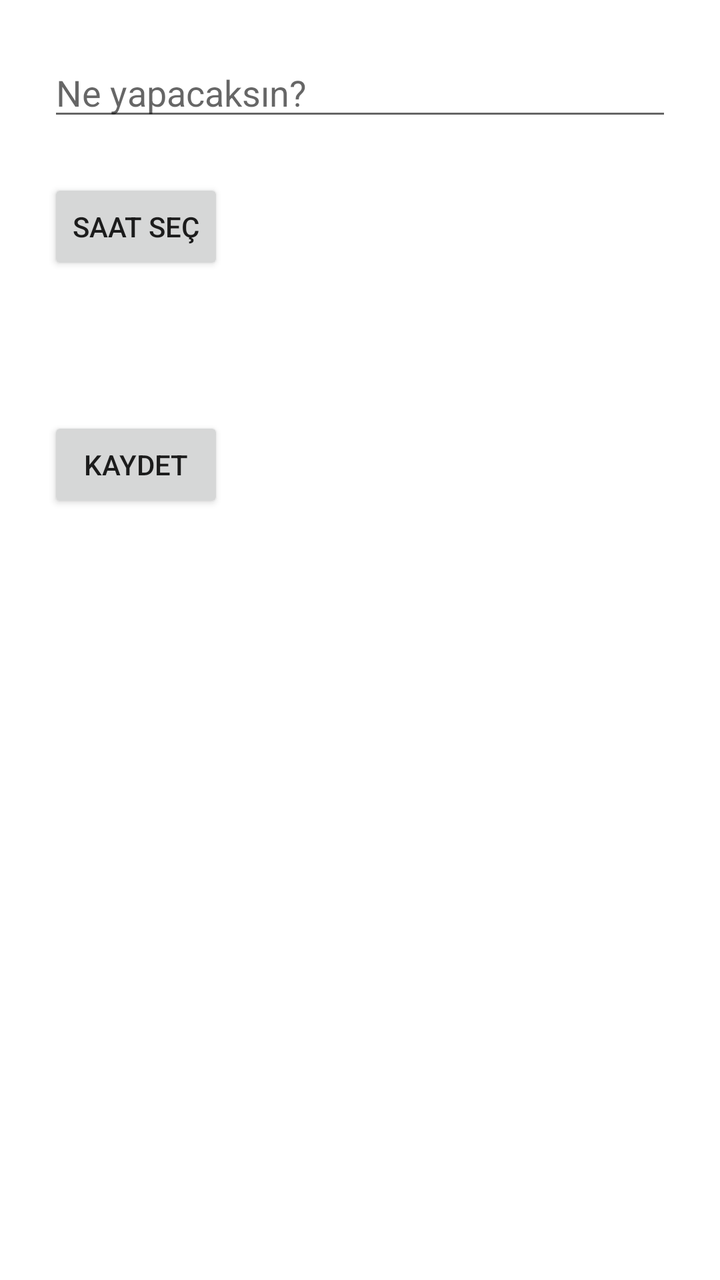
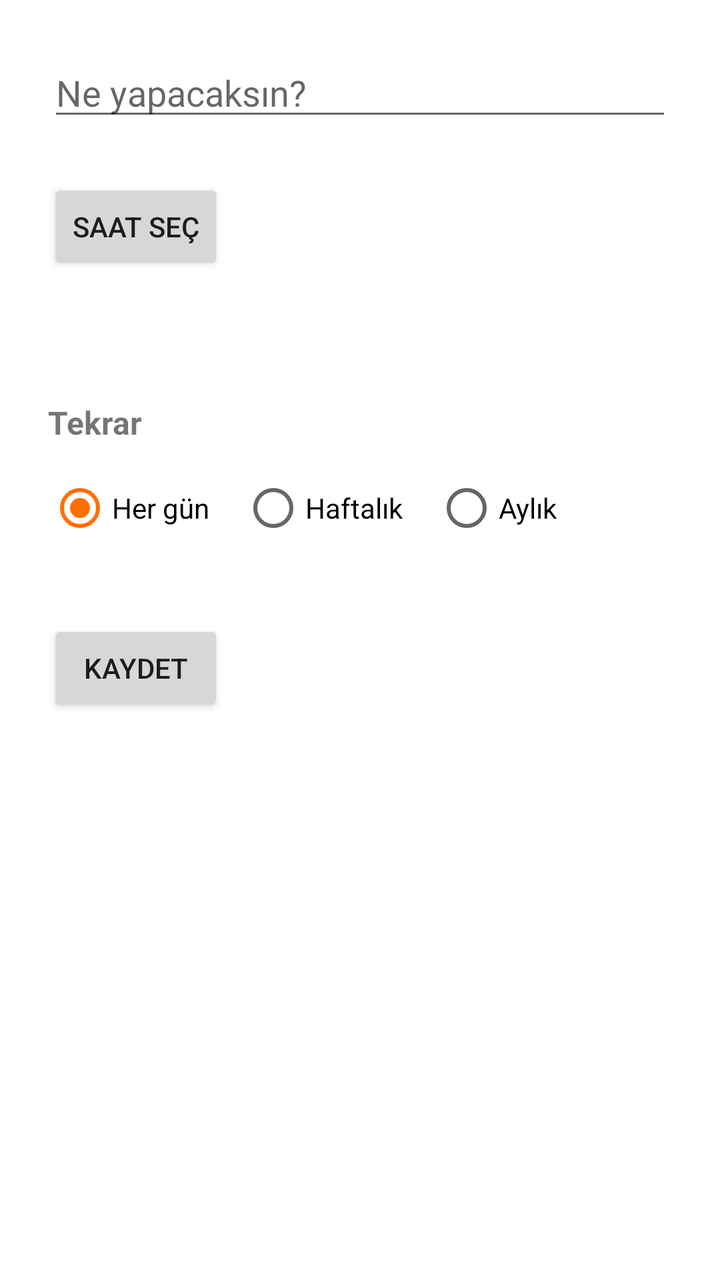

Before-and-after screenshots of an Android layout around one commit, followed by the original layout XML and the change that was made.
<!-- AndroidManifest.xml: application theme Theme.SportPlanner -->
<!-- res/layout/activity_add_task.xml -->
<?xml version="1.0" encoding="utf-8"?>
<LinearLayout
    xmlns:android="http://schemas.android.com/apk/res/android"
    android:layout_width="match_parent"
    android:layout_height="match_parent"
    android:orientation="vertical"
    android:padding="24dp">

    <EditText
        android:id="@+id/taskTitleInput"
        android:layout_width="match_parent"
        android:layout_height="wrap_content"
        android:hint="@string/task_title_hint"
        android:textSize="18sp" />

    <Button
        android:id="@+id/pickTimeButton"
        android:layout_width="wrap_content"
        android:layout_height="wrap_content"
        android:layout_marginTop="24dp"
        android:text="@string/select_time" />

    <TextView
        android:id="@+id/selectedTimeText"
        android:layout_width="wrap_content"
        android:layout_height="wrap_content"
        android:layout_marginTop="12dp"
        android:textSize="20sp"
        android:textStyle="bold" />

    <Button
        android:id="@+id/saveTaskButton"
        android:layout_width="wrap_content"
        android:layout_height="wrap_content"
        android:layout_marginTop="32dp"
        android:text="@string/save" />

</LinearLayout>
<!-- resources referenced by this layout -->
<resources>
  <string name="save">Kaydet</string>
  <string name="select_time">Saat Seç</string>
  <string name="task_title_hint">Ne yapacaksın?</string>
  <style name="Theme.SportPlanner" parent="Theme.MaterialComponents.DayNight.NoActionBar">
          <item name="colorPrimary">#2E7D32</item>
          <item name="colorPrimaryVariant">#1B5E20</item>
          <item name="colorOnPrimary">#FFFFFF</item>
          <item name="colorSecondary">#FF6F00</item>
          <item name="colorOnSecondary">#000000</item>
      </style>
</resources>

<!-- the commit's change to res/layout/activity_add_task.xml (unified diff, before → after) -->
@@ -1,38 +1,135 @@
 <?xml version="1.0" encoding="utf-8"?>
-<LinearLayout
+<ScrollView
     xmlns:android="http://schemas.android.com/apk/res/android"
     android:layout_width="match_parent"
-    android:layout_height="match_parent"
-    android:orientation="vertical"
-    android:padding="24dp">
+    android:layout_height="match_parent">
 
-    <EditText
-        android:id="@+id/taskTitleInput"
+    <LinearLayout
         android:layout_width="match_parent"
         android:layout_height="wrap_content"
-        android:hint="@string/task_title_hint"
-        android:textSize="18sp" />
+        android:orientation="vertical"
+        android:padding="24dp">
 
-    <Button
-        android:id="@+id/pickTimeButton"
-        android:layout_width="wrap_content"
-        android:layout_height="wrap_content"
-        android:layout_marginTop="24dp"
-        android:text="@string/select_time" />
+        <EditText
+            android:id="@+id/taskTitleInput"
+            android:layout_width="match_parent"
+            android:layout_height="wrap_content"
+            android:hint="@string/task_title_hint"
+            android:textSize="18sp" />
 
-    <TextView
-        android:id="@+id/selectedTimeText"
-        android:layout_width="wrap_content"
-        android:layout_height="wrap_content"
-        android:layout_marginTop="12dp"
-        android:textSize="20sp"
-        android:textStyle="bold" />
+        <Button
+            android:id="@+id/pickTimeButton"
+            android:layout_width="wrap_content"
+            android:layout_height="wrap_content"
+            android:layout_marginTop="24dp"
+            android:text="@string/select_time" />
 
-    <Button
-        android:id="@+id/saveTaskButton"
-        android:layout_width="wrap_content"
-        android:layout_height="wrap_content"
-        android:layout_marginTop="32dp"
-        android:text="@string/save" />
+        <TextView
+            android:id="@+id/selectedTimeText"
+            android:layout_width="wrap_content"
+            android:layout_height="wrap_content"
+            android:layout_marginTop="12dp"
+            android:textSize="20sp"
+            android:textStyle="bold" />
 
-</LinearLayout>
+        <TextView
+            android:layout_width="wrap_content"
+            android:layout_height="wrap_content"
+            android:layout_marginTop="24dp"
+            android:text="Tekrar"
+            android:textSize="16sp"
+            android:textStyle="bold" />
+
+        <RadioGroup
+            android:id="@+id/repeatTypeGroup"
+            android:layout_width="match_parent"
+            android:layout_height="wrap_content"
+            android:orientation="horizontal"
+            android:layout_marginTop="8dp">
+
+            <RadioButton
+                android:id="@+id/radioDaily"
+                android:layout_width="wrap_content"
+                android:layout_height="wrap_content"
+                android:text="Her gün"
+                android:checked="true" />
+
+            <RadioButton
+                android:id="@+id/radioWeekly"
+                android:layout_width="wrap_content"
+                android:layout_height="wrap_content"
+                android:layout_marginStart="16dp"
+                android:text="Haftalık" />
+
+            <RadioButton
+                android:id="@+id/radioMonthly"
+                android:layout_width="wrap_content"
+                android:layout_height="wrap_content"
+                android:layout_marginStart="16dp"
+                android:text="Aylık" />
+
+        </RadioGroup>
+
+        <LinearLayout
+            android:id="@+id/weekDaysLayout"
+            android:layout_width="match_parent"
+            android:layout_height="wrap_content"
+            android:orientation="vertical"
+            android:layout_marginTop="16dp"
+            android:visibility="gone">
+
+            <TextView
+                android:layout_width="wrap_content"
+                android:layout_height="wrap_content"
+                android:text="Hangi günler?" />
+
+            <CheckBox android:id="@+id/checkMon" android:layout_width="match_parent" android:layout_height="wrap_content" android:text="Pazartesi" />
+            <CheckBox android:id="@+id/checkTue" android:layout_width="match_parent" android:layout_height="wrap_content" android:text="Salı" />
+            <CheckBox android:id="@+id/checkWed" android:layout_width="match_parent" android:layout_height="wrap_content" android:text="Çarşamba" />
+            <CheckBox android:id="@+id/checkThu" android:layout_width="match_parent" android:layout_height="wrap_content" android:text="Perşembe" />
+            <CheckBox android:id="@+id/checkFri" android:layout_width="match_parent" android:layout_height="wrap_content" android:text="Cuma" />
+            <CheckBox android:id="@+id/checkSat" android:layout_width="match_parent" android:layout_height="wrap_content" android:text="Cumartesi" />
+            <CheckBox android:id="@+id/checkSun" android:layout_width="match_parent" android:layout_height="wrap_content" android:text="Pazar" />
+
+        </LinearLayout>
+
+        <LinearLayout
+            android:id="@+id/monthDayLayout"
+            android:layout_width="match_parent"
+            android:layout_height="wrap_content"
+            android:orientation="horizontal"
+            android:gravity="center_vertical"
+            android:layout_marginTop="16dp"
+            android:visibility="gone">
+
+            <TextView
+                android:layout_width="wrap_content"
+                android:layout_height="wrap_content"
+                android:text="Ayın günü: " />
+
+            <TextView
+                android:id="@+id/selectedMonthDayText"
+                android:layout_width="wrap_content"
+                android:layout_height="wrap_content"
+                android:text="1"
+                android:textStyle="bold"
+                android:layout_marginEnd="16dp" />
+
+            <Button
+                android:id="@+id/pickMonthDayButton"
+                android:layout_width="wrap_content"
+                android:layout_height="wrap_content"
+                android:text="Seç" />
+
+        </LinearLayout>
+
+        <Button
+            android:id="@+id/saveTaskButton"
+            android:layout_width="wrap_content"
+            android:layout_height="wrap_content"
+            android:layout_marginTop="32dp"
+            android:text="@string/save" />
+
+    </LinearLayout>
+
+</ScrollView>
